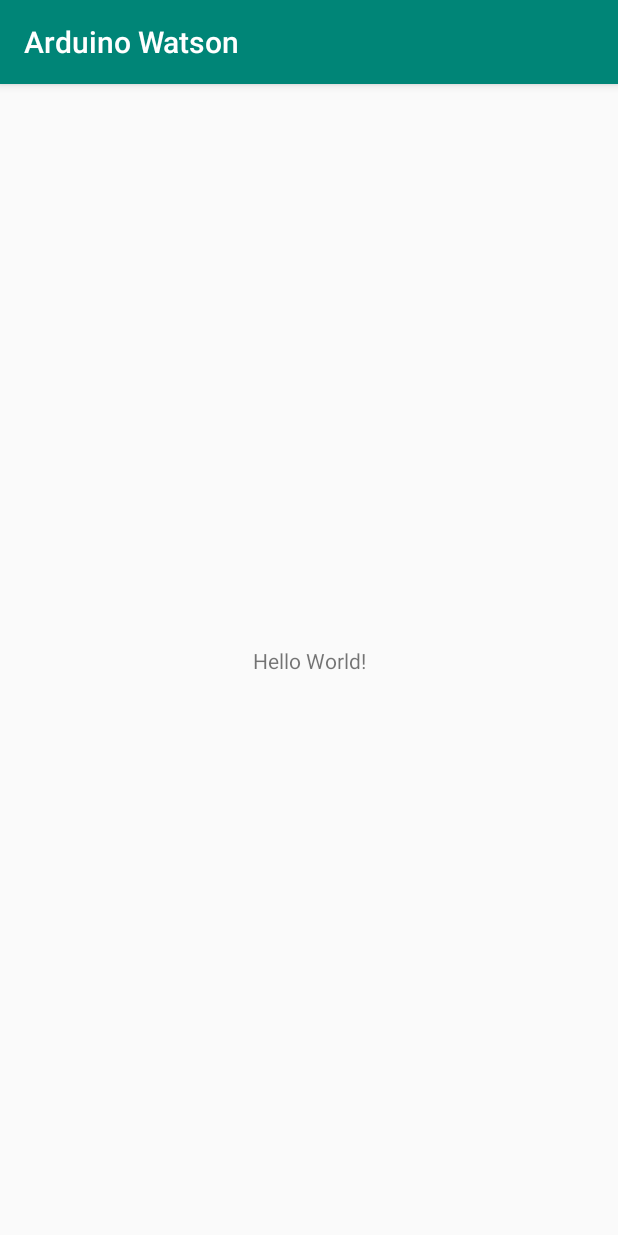
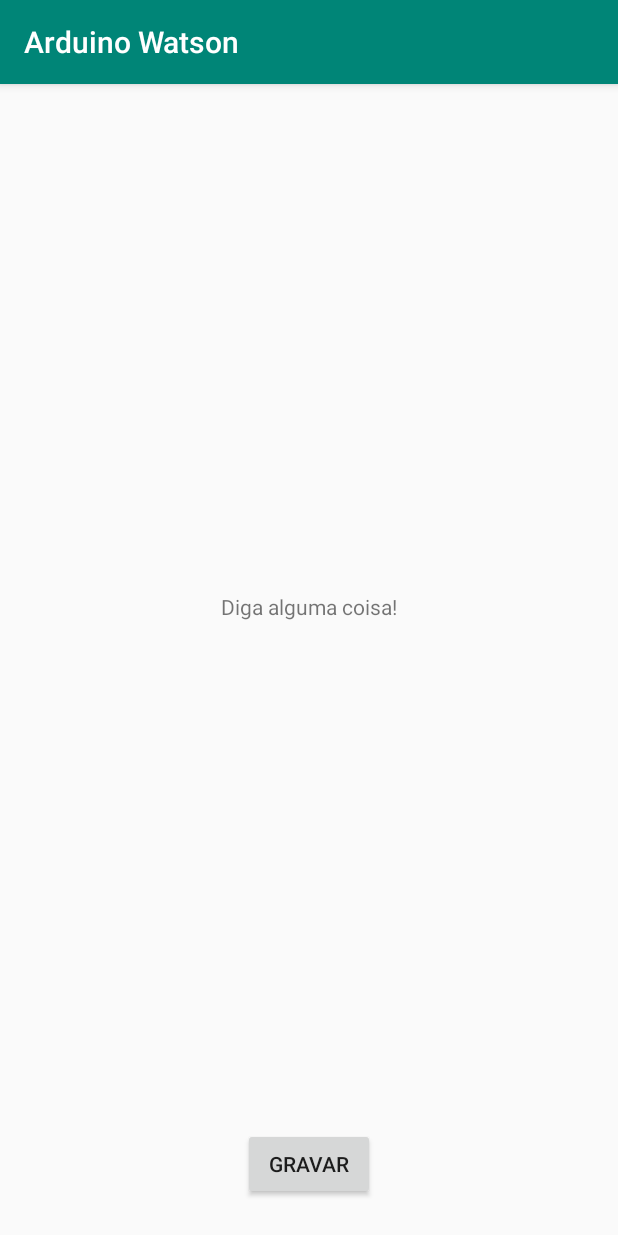
Before and after one commit to joaoreis/arduino-watson, an Android app: the screen it shows after launch (MainActivity), on a phone screen of 412 x 824 dp. Run offline under Robolectric (Android 15) with nearby library versions, the phone set to English and light mode, and no system bars; our stand-ins replace data binding.

```diff
--- a/app/src/main/java/br/com/joaoreis/arduinowatson/MainActivity.kt
+++ b/app/src/main/java/br/com/joaoreis/arduinowatson/MainActivity.kt
@@ -1,12 +1,53 @@
 package br.com.joaoreis.arduinowatson
 
+import android.app.Activity
+import android.content.Intent
+import android.os.Bundle
+import android.speech.RecognizerIntent
 import androidx.appcompat.app.AppCompatActivity
-import android.os.Bundle
+import androidx.databinding.DataBindingUtil
+import br.com.joaoreis.arduinowatson.databinding.ActivityMainBinding
+
+private const val SPEECH_REQUEST_CODE = 0
 
 class MainActivity : AppCompatActivity() {
 
+    private lateinit var binding: ActivityMainBinding
+
     override fun onCreate(savedInstanceState: Bundle?) {
         super.onCreate(savedInstanceState)
-        setContentView(R.layout.activity_main)
+        binding = DataBindingUtil.setContentView<ActivityMainBinding>(this, R.layout.activity_main)
+        setupListeners()
+    }
+
+    private fun setupListeners() {
+        binding.btGravar.setOnClickListener {
+            displaySpeechRecognizer()
+        }
+    }
+
+    private fun displaySpeechRecognizer() {
+        val intent = Intent(RecognizerIntent.ACTION_RECOGNIZE_SPEECH).apply {
+            putExtra(
+                RecognizerIntent.EXTRA_LANGUAGE_MODEL,
+                RecognizerIntent.LANGUAGE_MODEL_FREE_FORM
+            )
+        }
+        // Start the activity, the intent will be populated with the speech text
+        startActivityForResult(intent, SPEECH_REQUEST_CODE)
+    }
+
+    // This callback is invoked when the Speech Recognizer returns.
+    // This is where you process the intent and extract the speech text from the intent.
+    override fun onActivityResult(requestCode: Int, resultCode: Int, data: Intent?) {
+        if (requestCode == SPEECH_REQUEST_CODE && resultCode == Activity.RESULT_OK) {
+            val spokenText =
+                data?.getStringArrayListExtra(RecognizerIntent.EXTRA_RESULTS).let { results ->
+                    results?.get(0)
+                }
+            // Do something with spokenText
+            binding.tvTexto.text = spokenText
+        }
+        super.onActivityResult(requestCode, resultCode, data)
     }
 }
--- a/app/src/main/res/layout/activity_main.xml
+++ b/app/src/main/res/layout/activity_main.xml
@@ -1,18 +1,32 @@
 <?xml version="1.0" encoding="utf-8"?>
-<androidx.constraintlayout.widget.ConstraintLayout xmlns:android="http://schemas.android.com/apk/res/android"
+<layout xmlns:android="http://schemas.android.com/apk/res/android"
     xmlns:app="http://schemas.android.com/apk/res-auto"
-    xmlns:tools="http://schemas.android.com/tools"
+    xmlns:tools="http://schemas.android.com/tools">
+
+    <androidx.constraintlayout.widget.ConstraintLayout
         android:layout_width="match_parent"
         android:layout_height="match_parent"
         tools:context=".MainActivity">
 
         <TextView
+            android:id="@+id/tv_texto"
             android:layout_width="wrap_content"
             android:layout_height="wrap_content"
-        android:text="Hello World!"
-        app:layout_constraintBottom_toBottomOf="parent"
+            android:text="@string/saySomething"
+            app:layout_constraintBottom_toTopOf="@+id/bt_gravar"
             app:layout_constraintLeft_toLeftOf="parent"
             app:layout_constraintRight_toRightOf="parent"
             app:layout_constraintTop_toTopOf="parent" />
 
+        <Button
+            android:id="@+id/bt_gravar"
+            android:layout_width="wrap_content"
+            android:layout_height="wrap_content"
+            android:layout_marginBottom="@dimen/buttonMarginBottom"
+            android:text="@string/gravar"
+            app:layout_constraintBottom_toBottomOf="parent"
+            app:layout_constraintEnd_toEndOf="parent"
+            app:layout_constraintStart_toStartOf="parent" />
+
     </androidx.constraintlayout.widget.ConstraintLayout>
+</layout>
--- /dev/null
+++ b/app/src/main/res/values/dimens.xml
@@ -0,0 +1,4 @@
+<?xml version="1.0" encoding="utf-8"?>
+<resources>
+    <dimen name="buttonMarginBottom">24dp</dimen>
+</resources>
--- a/app/src/main/res/values/strings.xml
+++ b/app/src/main/res/values/strings.xml
@@ -1,3 +1,5 @@
 <resources>
     <string name="app_name">Arduino Watson</string>
+    <string name="gravar">Gravar</string>
+    <string name="saySomething">Diga alguma coisa!</string>
 </resources>
```
Lines whose indentation alone changed are shown as unchanged.
